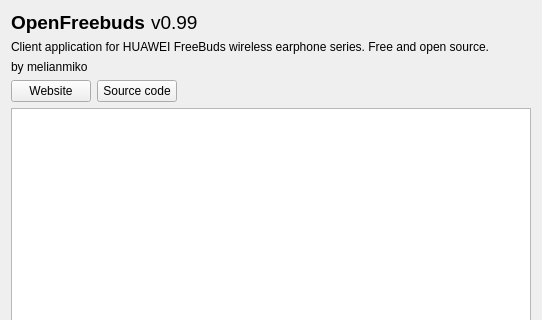
This is openfreebuds_qt/designer/about_module.ui in melianmiko/OpenFreebuds as Qt 5 draws it before an edit; both pictures show x 0 to 542 and y 0 to 320 of the 542 by 498 pixel window. The edited form follows.
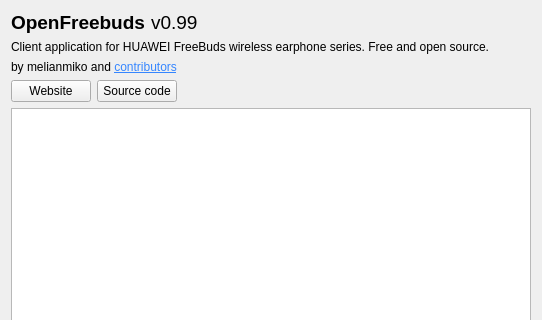
This is the edited form.

Diff of the .ui file:
```diff
--- a/openfreebuds_qt/designer/about_module.ui
+++ b/openfreebuds_qt/designer/about_module.ui
@@ -115,9 +115,12 @@
        </widget>
       </item>
       <item>
-       <widget class="QLabel" name="label_4">
+       <widget class="QLabel" name="copyright_label">
+        <property name="styleSheet">
+         <string notr="true"/>
+        </property>
         <property name="text">
-         <string notr="true">by melianmiko</string>
+         <string notr="true">&lt;html&gt;&lt;head/&gt;&lt;body&gt;&lt;p&gt;by melianmiko and &lt;a href=&quot;https://github.com/melianmiko/OpenFreebuds/graphs/contributors&quot;&gt;&lt;span style=&quot; text-decoration: underline; color:#3586ff;&quot;&gt;contributors&lt;/span&gt;&lt;/a&gt;&lt;/p&gt;&lt;/body&gt;&lt;/html&gt;</string>
         </property>
        </widget>
       </item>
```
Left out of the diff: 4 changed lines with no effect on the pictures.
